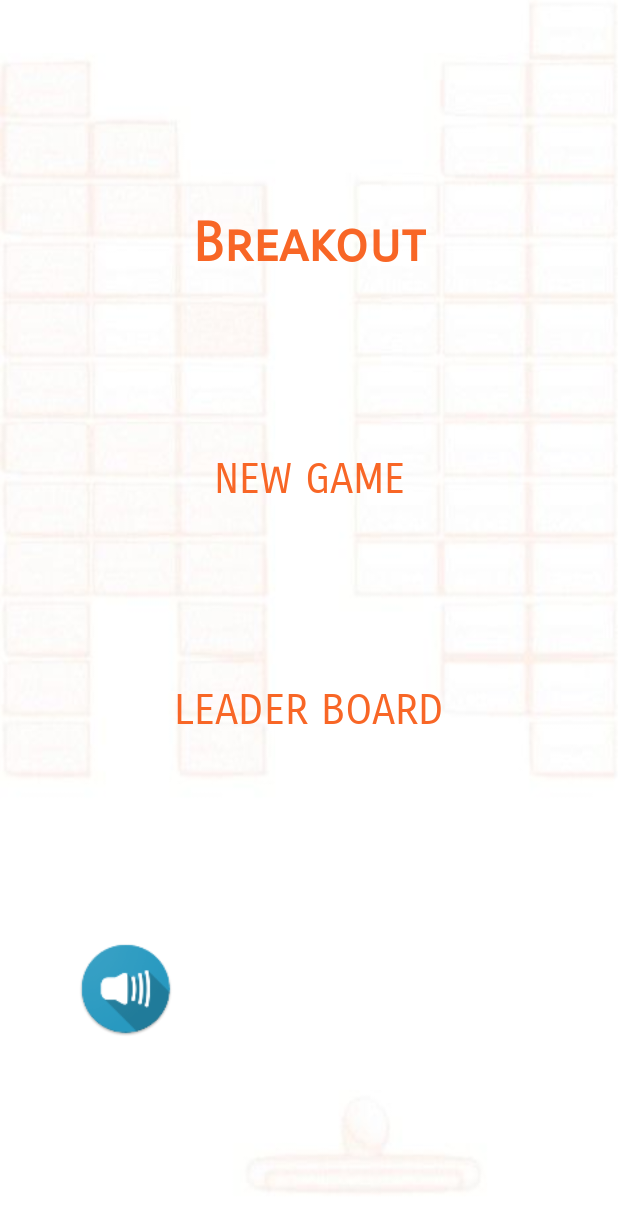
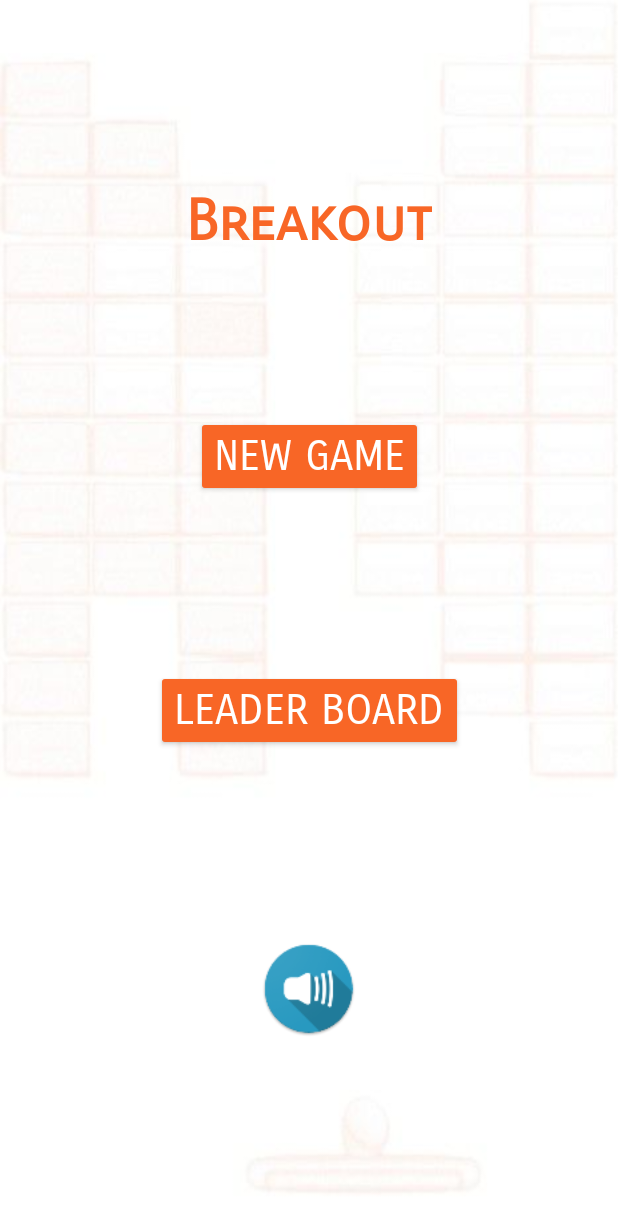
Before and after one commit to paragdakle/Breakout-Game, an Android app: the screen it shows after launch (MainActivity), on a phone screen of 412 x 824 dp. Shown: the top 1232 px of the screen. Run offline under Robolectric (Android 15) with nearby library versions, the phone set to English and light mode, and no system bars.

```diff
--- a/Breakout/app/src/main/java/com/hci/project/breakout/activity/MainActivity.java
+++ b/Breakout/app/src/main/java/com/hci/project/breakout/activity/MainActivity.java
@@ -5,7 +5,7 @@ import android.os.Bundle;
 import android.support.v7.app.AppCompatActivity;
 import android.view.View;
 import android.widget.Button;
-import android.widget.Toast;
+import android.widget.ImageButton;
 
 import com.hci.project.breakout.R;
 
@@ -16,6 +16,7 @@ import com.hci.project.breakout.R;
 public class MainActivity extends AppCompatActivity implements View.OnClickListener {
 
     Button btnStartNewGame, btnShowLeaderBoard;
+    ImageButton btnMute;
 
     @Override
     protected void onCreate(Bundle savedInstanceState) {
@@ -24,9 +25,11 @@ public class MainActivity extends AppCompatActivity implements View.OnClickListe
 
         btnStartNewGame = (Button) findViewById(R.id.btnNewGame);
         btnShowLeaderBoard = (Button) findViewById(R.id.btnShowLeaderBoard);
+        btnMute = (ImageButton) findViewById(R.id.imgBtnMute);
 
         btnStartNewGame.setOnClickListener(this);
         btnShowLeaderBoard.setOnClickListener(this);
+        btnMute.setOnClickListener(this);
     }
 
     @Override
@@ -38,9 +41,19 @@ public class MainActivity extends AppCompatActivity implements View.OnClickListe
                 break;
 
             case R.id.btnShowLeaderBoard:
-                Intent i = new Intent(MainActivity.this, LeaderBoard.class);
+                Intent i = new Intent(MainActivity.this, LeaderBoardActivity.class);
                 startActivity(i);
                 //Toast.makeText(MainActivity.this, "First play to see high scores!", Toast.LENGTH_LONG).show();
+                break;
+
+            case R.id.imgBtnMute:
+                if(!GameActivity.isMute) {
+                    btnMute.setImageResource(R.mipmap.ic_mute);
+                }
+                else {
+                    btnMute.setImageResource(R.mipmap.ic_unmute);
+                }
+                GameActivity.isMute = !GameActivity.isMute;
                 break;
         }
     }
--- a/Breakout/app/src/main/java/com/hci/project/breakout/activity/SplashScreenActivity.java
+++ b/Breakout/app/src/main/java/com/hci/project/breakout/activity/SplashScreenActivity.java
@@ -2,7 +2,6 @@ package com.hci.project.breakout.activity;
 
 import android.content.Context;
 import android.content.Intent;
-import android.content.SharedPreferences;
 import android.os.AsyncTask;
 import android.os.Bundle;
 import android.support.v7.app.AppCompatActivity;
@@ -10,7 +9,6 @@ import android.support.v7.app.AppCompatActivity;
 import com.hci.project.breakout.R;
 import com.hci.project.breakout.model.Scorer;
 
-import java.util.ArrayList;
 import java.util.List;
 
 public class SplashScreenActivity extends AppCompatActivity {
@@ -46,19 +44,20 @@ public class SplashScreenActivity extends AppCompatActivity {
         }
         @Override
         protected List<Scorer> doInBackground(Void... params) {
-            ScorersManager manager;
-            List<Scorer> listScorer = new ArrayList<Scorer>();
-            int score = 10;
-            for (int i=0;i<5;i++)
-            {
-                Scorer newScorer = new Scorer("Raunak", score);
-                score = score + 10;
-                listScorer.add(newScorer);
-            }
-            System.out.println(listScorer.size());
-            manager = new ScorersManager(mContext);
-            manager.addScorers(listScorer);
-            return manager.getScorers();
+//            ScorersManager manager;
+//            List<Scorer> listScorer = new ArrayList<Scorer>();
+//            int score = 10;
+//            for (int i=0;i<5;i++)
+//            {
+//                Scorer newScorer = new Scorer("Raunak", score);
+//                score = score + 10;
+//                listScorer.add(newScorer);
+//            }
+//            System.out.println(listScorer.size());
+//            manager = new ScorersManager(mContext);
+//            manager.addScorers(listScorer);
+//            return manager.getScorers();
+            return null;
         }
 
         /*Notify on success
@@ -68,14 +67,14 @@ public class SplashScreenActivity extends AppCompatActivity {
         protected void onPostExecute(List<Scorer> object) {
             super.onPostExecute(object);
 
-            SharedPreferences pref = getApplicationContext().getSharedPreferences("ScorerPref", 0);
-            SharedPreferences.Editor editor = pref.edit();
-            String keyname = "Scorer";
-            for (int i=0;i<object.size();i++)
-            {
-                editor.putString(keyname+i, object.get(i).toSharedPreferenceString());
-            }
-            editor.commit();
+//            SharedPreferences pref = getApplicationContext().getSharedPreferences("ScorerPref", 0);
+//            SharedPreferences.Editor editor = pref.edit();
+//            String keyname = "Scorer";
+//            for (int i=0;i<object.size();i++)
+//            {
+//                editor.putString(keyname+i, object.get(i).toSharedPreferenceString());
+//            }
+//            editor.commit();
             Intent i = new Intent(SplashScreenActivity.this, MainActivity.class);
             startActivity(i);
             finish();
--- a/Breakout/app/src/main/res/drawable/popup_background_drawable.xml
+++ b/Breakout/app/src/main/res/drawable/popup_background_drawable.xml
@@ -2,5 +2,4 @@
 <shape xmlns:android="http://schemas.android.com/apk/res/android" android:shape="rectangle">
     <solid android:color="@color/colorPrimary"/>
     <corners android:radius="10dp"/>
-    <stroke android:color="@color/shadowColor" android:width="4dp"/>
 </shape>
--- a/Breakout/app/src/main/res/layout/activity_main.xml
+++ b/Breakout/app/src/main/res/layout/activity_main.xml
@@ -13,14 +13,14 @@
         android:layout_height="wrap_content"
         android:text="@string/app_name"
         android:textColor="@color/colorPrimary"
-        android:textSize="36sp"
+        android:textSize="38sp"
         android:textStyle="bold"
         android:fontFamily="sans-serif-smallcaps"
         app:layout_constraintBottom_toBottomOf="parent"
         app:layout_constraintLeft_toLeftOf="parent"
         app:layout_constraintRight_toRightOf="parent"
         app:layout_constraintTop_toTopOf="parent"
-        app:layout_constraintVertical_bias="0.180" />
+        app:layout_constraintVertical_bias="0.160" />
 
     <Button
         android:layout_width="wrap_content"
@@ -33,9 +33,9 @@
         app:layout_constraintLeft_toLeftOf="parent"
         app:layout_constraintRight_toRightOf="parent"
         app:layout_constraintTop_toTopOf="parent"
-        app:layout_constraintVertical_bias="0.380"
-        style="@style/Base.Widget.AppCompat.Button.Borderless.Colored"
-        android:textColor="@color/colorPrimary"/>
+        app:layout_constraintVertical_bias="0.360"
+        style="@style/Base.Widget.AppCompat.Button.Colored"
+        android:textColor="@android:color/white"/>
 
     <Button
         android:layout_width="wrap_content"
@@ -49,8 +49,8 @@
         app:layout_constraintRight_toRightOf="parent"
         app:layout_constraintTop_toTopOf="parent"
         app:layout_constraintVertical_bias="0.580"
-        style="@style/Base.Widget.AppCompat.Button.Borderless.Colored"
-        android:textColor="@color/colorPrimary"/>
+        style="@style/Base.Widget.AppCompat.Button.Colored"
+        android:textColor="@android:color/white"/>
 
     <ImageButton
         android:layout_width="64dp"
@@ -62,7 +62,6 @@
         app:layout_constraintRight_toRightOf="parent"
         app:layout_constraintTop_toTopOf="parent"
         app:layout_constraintVertical_bias="0.825"
-        app:layout_constraintHorizontal_bias="0.150"
         android:src="@mipmap/ic_unmute"
         android:background="@android:color/transparent"/>
 
--- a/Breakout/app/src/main/res/values/colors.xml
+++ b/Breakout/app/src/main/res/values/colors.xml
@@ -3,7 +3,7 @@
     <color name="colorPrimary">#f86626</color>
     <color name="colorPrimaryDark">#f7550d</color>
     <color name="colorPrimaryDarkTransparent">#0Cf7550d</color>
-    <color name="colorAccent">#26b8f8</color>
+    <color name="colorAccent">#f86626</color>
     <color name="splashScreenLogoColor">#FFFFFF</color>
     <color name="shadowColor">#939393</color>
 </resources>
--- a/Breakout/app/src/main/res/values/strings.xml
+++ b/Breakout/app/src/main/res/values/strings.xml
@@ -1,8 +1,9 @@
 <resources>
     <string name="app_name">Breakout</string>
-    <string name="loading_splash_screen_text">Loading...</string>
+    <string name="loading_splash_screen_text">Loading…</string>
     <string name="btn_new_game_text">New Game</string>
     <string name="btn_show_leaderboard_text">Leader Board</string>
     <string name="start_game_text">Good Luck!</string>
     <string name="resume_game_text">Resume Game</string>
+    <string name="score_text_message">You Scored %1$d!</string>
 </resources>
```
Also changed, not shown: Breakout/app/src/main/java/com/hci/project/breakout/activity/GameActivity.java (+77 -35 lines), Breakout/app/src/main/java/com/hci/project/breakout/custom/GameView.java (+5 -4 lines), Breakout/app/src/main/res/layout/start_game_popup.xml (+5 -4 lines), Breakout/app/src/main/res/mipmap-hdpi/ic_restart.png, Breakout/app/src/main/res/mipmap-mdpi/ic_restart.png, Breakout/app/src/main/res/mipmap-xhdpi/ic_restart.png, Breakout/app/src/main/res/mipmap-xxhdpi/ic_restart.png, Breakout/app/src/main/res/mipmap-xxxhdpi/ic_restart.png.
